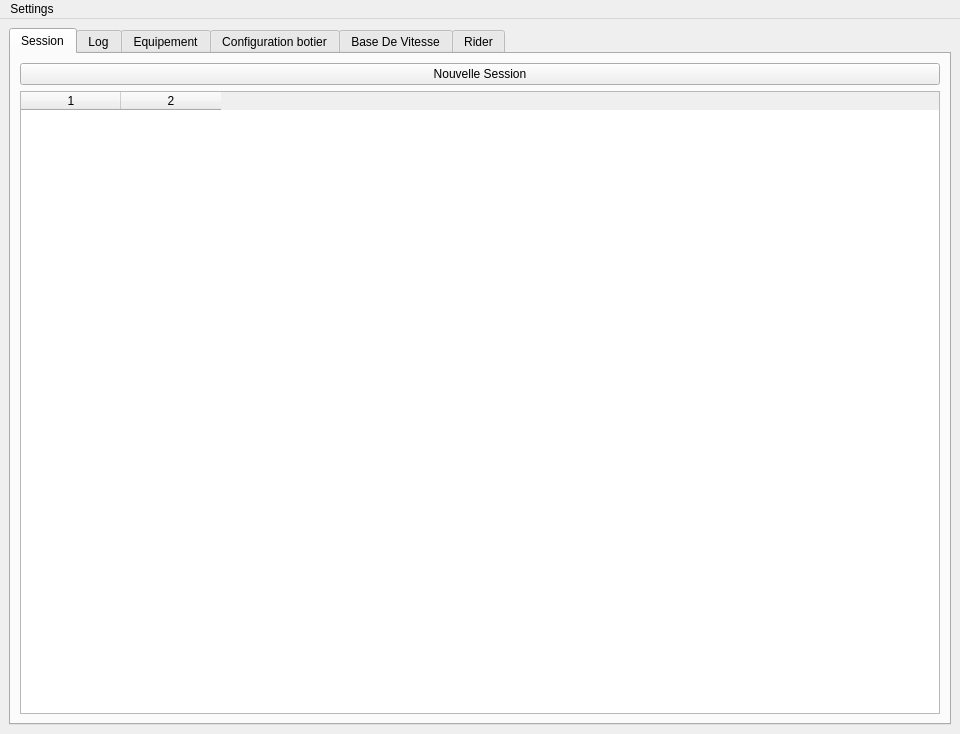
Above: seafoil-log-analyzer/ui/main_window.ui from ThomasLeMezo/seafoil-tools before the change. Below: the same form after it.
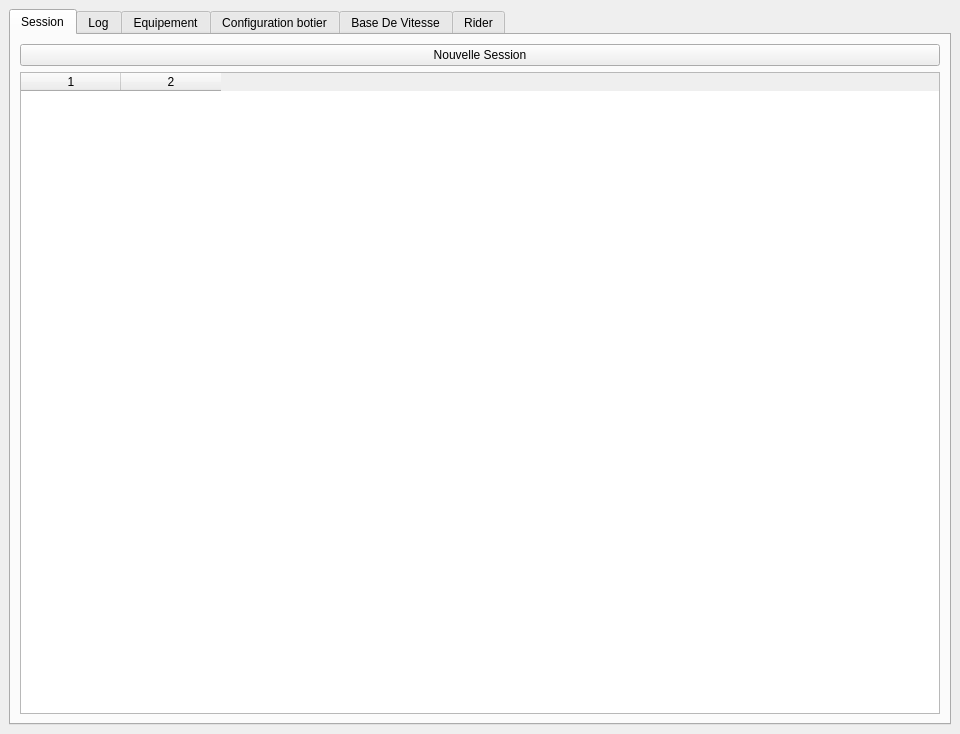
That is the form after the change.

```diff
--- a/seafoil-log-analyzer/ui/main_window.ui
+++ b/seafoil-log-analyzer/ui/main_window.ui
@@ -602,26 +602,6 @@
     </item>
    </layout>
   </widget>
-  <widget class="QMenuBar" name="menuBar">
-   <property name="geometry">
-    <rect>
-     <x>0</x>
-     <y>0</y>
-     <width>960</width>
-     <height>22</height>
-    </rect>
-   </property>
-   <widget class="QMenu" name="menuSettings">
-    <property name="enabled">
-     <bool>true</bool>
-    </property>
-    <property name="title">
-     <string>Settings</string>
-    </property>
-    <addaction name="actionMise_jour"/>
-   </widget>
-   <addaction name="menuSettings"/>
-  </widget>
   <action name="action_new_session">
    <property name="text">
     <string>Nouvelle Session</string>
```
